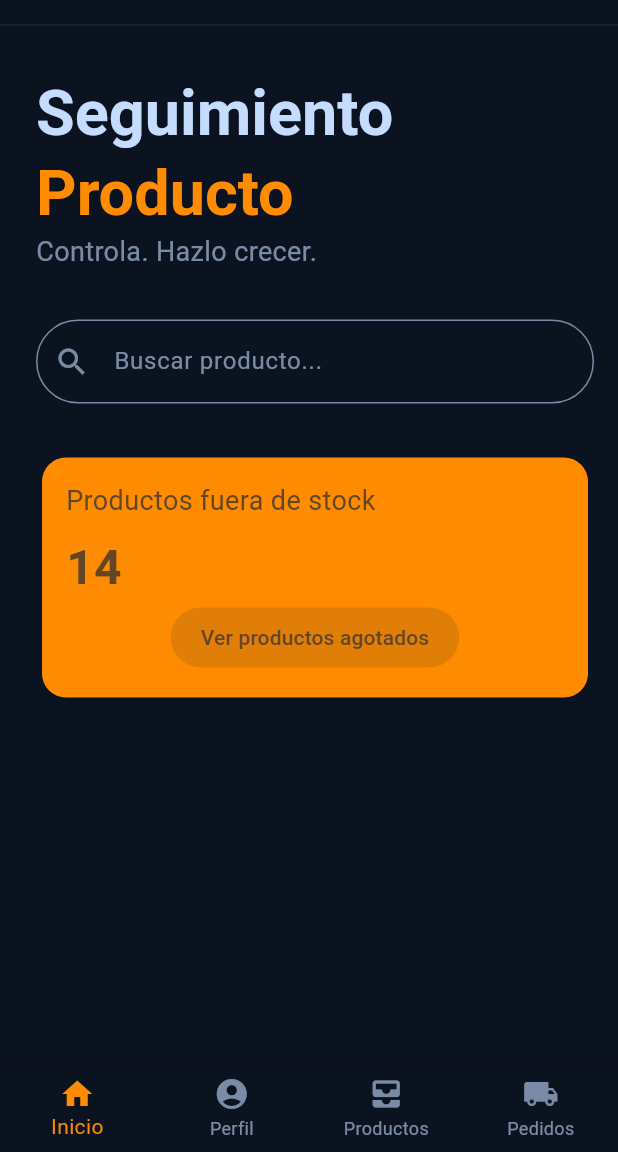
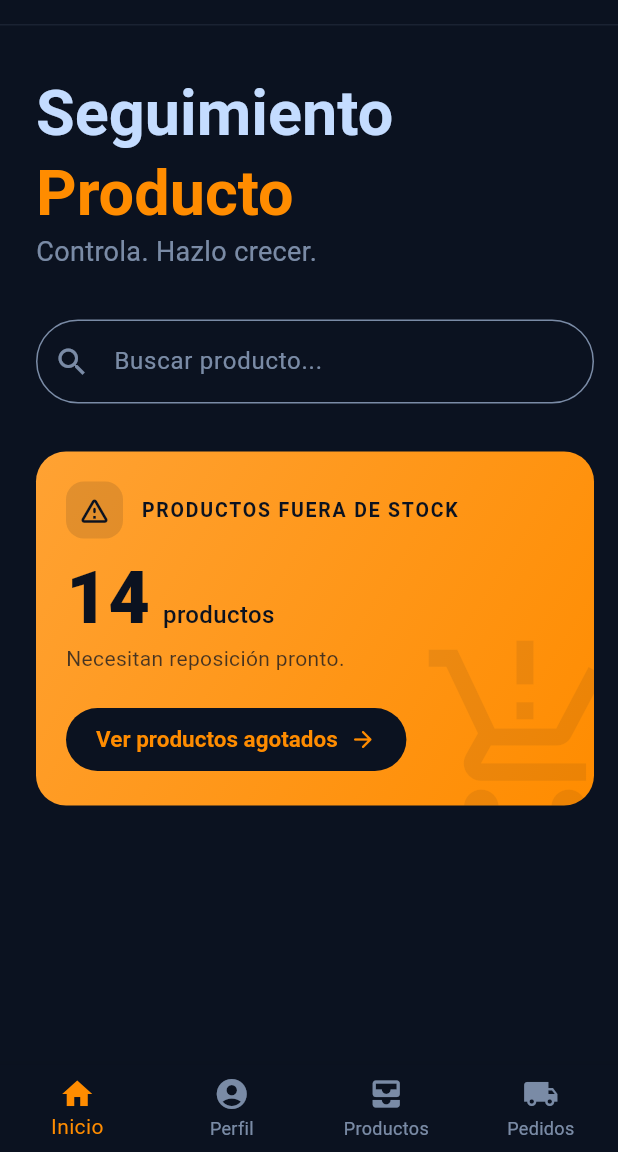
Before and after one commit to TAMOM-dev/coma, a Flutter app: the MainShell screen opened by its route, on a phone screen of 412 x 824 dp, the part 84-1236 px from its top. Run offline on Flutter 3.47's test engine with Material 3 defaults, Android fonts, the phone set to English and light mode, and no system bars.

Commit message:
info panel card ui changed

```diff
--- a/lib/core/widgets/main_shell.dart
+++ b/lib/core/widgets/main_shell.dart
@@ -6,6 +6,11 @@ class MainShell extends StatefulWidget {
   final List<String> titles;
   const MainShell({super.key, required this.pages, required this.titles});
 
+  //* Switches the shell to the tab showing a screen of type T, e.g. selectPage<ProductsScreen>(context)
+  static void selectPage<T extends Widget>(BuildContext context) {
+    context.findAncestorStateOfType<_MainShellState>()?._selectPage<T>();
+  }
+
 
   @override
   State<StatefulWidget> createState() => _MainShellState();
@@ -13,6 +18,11 @@ class MainShell extends StatefulWidget {
 
 class _MainShellState extends State<MainShell> {
   int _selectedIndex = 0;
+
+  void _selectPage<T extends Widget>() {
+    final index = widget.pages.indexWhere((page) => page is T);
+    if (index != -1) setState(() => _selectedIndex = index);
+  }
 
   @override
   Widget build(BuildContext context) {
--- a/lib/features/home/screens/products_screen.dart
+++ b/lib/features/home/screens/products_screen.dart
@@ -1,3 +1,4 @@
+import 'package:coma/core/widgets/main_shell.dart';
 import 'package:coma/data/models/product.dart';
 import 'package:coma/features/home/widgets/add_product_button.dart';
 import 'package:coma/features/home/widgets/add_product_dialog.dart';
@@ -8,6 +9,15 @@ import 'package:flutter/material.dart';
 
 class ProductsScreen extends StatefulWidget {
   const ProductsScreen({super.key});
+
+  //* Bumped to ask the screen to expand the out of stock list
+  static final _outOfStockRequests = ValueNotifier<int>(0);
+
+  //* Goes to the products tab with the out of stock list expanded
+  static void showOutOfStock(BuildContext context) {
+    MainShell.selectPage<ProductsScreen>(context);
+    _outOfStockRequests.value++;
+  }
 
   @override
   State<ProductsScreen> createState() => _ProductsScreenState();
@@ -28,6 +38,30 @@ class _ProductsScreenState extends State<ProductsScreen> {
   bool _showProducts = false;
   bool _showOutOfStock = false;
   bool _showOrdered = false;
+
+  final _outOfStockKey = GlobalKey();
+
+  @override
+  void initState() {
+    super.initState();
+    ProductsScreen._outOfStockRequests.addListener(_expandOutOfStock);
+  }
+
+  @override
+  void dispose() {
+    ProductsScreen._outOfStockRequests.removeListener(_expandOutOfStock);
+    super.dispose();
+  }
+
+  void _expandOutOfStock() {
+    setState(() => _showOutOfStock = true);
+    //* Scroll the panel into view once the list is laid out
+    WidgetsBinding.instance.addPostFrameCallback((_) {
+      final panelContext = _outOfStockKey.currentContext;
+      if (panelContext == null) return;
+      Scrollable.ensureVisible(panelContext, duration: const Duration(milliseconds: 300), curve: Curves.easeInOut);
+    });
+  }
 
   List<Product> _byStatus(ProductStatus status) =>
       _products.where((product) => product.status == status).toList();
@@ -70,6 +104,7 @@ class _ProductsScreenState extends State<ProductsScreen> {
           _ExpandableProductList(visible: _showProducts, products: _products),
           const SizedBox(height: 12),
           StatPanel(
+            key: _outOfStockKey,
             label: 'Out of Stock',
             value: '${outOfStock.length}',
             valueColor: Theme.of(context).colorScheme.primary, // número naranja
--- a/lib/features/home/widgets/info_panel_card.dart
+++ b/lib/features/home/widgets/info_panel_card.dart
@@ -1,3 +1,5 @@
+import 'package:coma/core/theme/app_colors.dart';
+import 'package:coma/features/home/screens/products_screen.dart';
 import 'package:coma/features/home/widgets/view_low_stock_button.dart';
 import 'package:flutter/material.dart';
 
@@ -6,37 +8,91 @@ class InfoPanelCard extends StatelessWidget{
 
   @override
   Widget build(BuildContext context) {
-    final theme = Theme.of(context);
+    //* Dark navy on orange for contrast
+    const foreground = AppColors.background;
 
-    return SizedBox(
+    return Container(
       width: double.infinity,
-      child: Card(
-        color: theme.colorScheme.primaryContainer,
-        child: Padding(
-          padding: const EdgeInsets.all(16.0),
+      clipBehavior: Clip.antiAlias,
+      decoration: BoxDecoration(
+        borderRadius: BorderRadius.circular(20),
+        gradient: const LinearGradient(
+          begin: Alignment.topLeft,
+          end: Alignment.bottomRight,
+          colors: [Color(0xFFFFA233), AppColors.primary],
+        ),
+      ),
+      child: Stack(
+        children: [
+          //* Decorative background icon
+          Positioned(
+            right: -24,
+            bottom: -24,
+            child: Icon(
+              Icons.production_quantity_limits,
+              size: 140,
+              color: foreground.withValues(alpha: 0.08),
+            ),
+          ),
+          Padding(
+            padding: const EdgeInsets.all(20),
             child: Column(
               crossAxisAlignment: CrossAxisAlignment.start,
               //*Card information
               children: [
-              Text('Productos fuera de stock', style: TextStyle(color: theme.colorScheme.onPrimaryContainer),),
-              const SizedBox(height: 8),
-              Text(
-                '14',
+                Row(
+                  children: [
+                    Container(
+                      padding: const EdgeInsets.all(8),
+                      decoration: BoxDecoration(
+                        color: foreground.withValues(alpha: 0.12),
+                        borderRadius: BorderRadius.circular(12),
+                      ),
+                      child: const Icon(Icons.warning_amber_rounded, color: foreground, size: 22),
+                    ),
+                    const SizedBox(width: 12),
+                    const Expanded(
+                      child: Text(
+                        'PRODUCTOS FUERA DE STOCK',
                         style: TextStyle(
-                  fontSize: 32,
-                  fontWeight: FontWeight.bold,
-                  color: theme.colorScheme.onPrimaryContainer,
+                          color: foreground,
+                          fontSize: 13,
+                          fontWeight: FontWeight.w700,
+                          letterSpacing: 1.2,
                         ),
                       ),
+                    ),
+                  ],
+                ),
+                const SizedBox(height: 16),
+                //TODO: Replace with out of stock count from data source
+                const Text.rich(
+                  TextSpan(
+                    children: [
+                      TextSpan(
+                        text: '14',
+                        style: TextStyle(fontSize: 48, fontWeight: FontWeight.w800, height: 1),
+                      ),
+                      TextSpan(
+                        text: '  productos',
+                        style: TextStyle(fontSize: 16, fontWeight: FontWeight.w500),
+                      ),
+                    ],
+                  ),
+                  style: TextStyle(color: foreground),
+                ),
+                const SizedBox(height: 6),
+                Text(
+                  'Necesitan reposición pronto.',
+                  style: TextStyle(color: foreground.withValues(alpha: 0.75), fontSize: 14),
+                ),
+                const SizedBox(height: 20),
                 //*Out of stock Button
-              Center(
-                child: ViewLowStockButton(onPressed: (){
-                  //TODO: Add view button implementation
-                }),
-              )
+                ViewLowStockButton(onPressed: () => ProductsScreen.showOutOfStock(context)),
               ],
             ),
           ),
+        ],
       ),
     );
   }
--- a/lib/features/home/widgets/view_low_stock_button.dart
+++ b/lib/features/home/widgets/view_low_stock_button.dart
@@ -1,3 +1,4 @@
+import 'package:coma/core/theme/app_colors.dart';
 import 'package:flutter/material.dart';
 
 class ViewLowStockButton extends StatelessWidget{
@@ -6,20 +7,19 @@ class ViewLowStockButton extends StatelessWidget{
 
   @override
   Widget build(BuildContext context) {
-    final theme = Theme.of(context);
-
-    return ElevatedButton(
+    return ElevatedButton.icon(
       onPressed: onPressed,
       style: ElevatedButton.styleFrom(
-        backgroundColor: theme.colorScheme.onPrimaryContainer.withValues(alpha: 0.2),
-        foregroundColor: theme.colorScheme.onPrimaryContainer,
+        backgroundColor: AppColors.background,
+        foregroundColor: AppColors.primary,
         elevation: 0,
-        shape: RoundedRectangleBorder(
-          borderRadius: BorderRadius.circular(20),
-        ),
-        padding: const EdgeInsets.symmetric(horizontal: 20, vertical: 10),
+        shape: const StadiumBorder(),
+        padding: const EdgeInsets.symmetric(horizontal: 20, vertical: 12),
+        textStyle: const TextStyle(fontSize: 15, fontWeight: FontWeight.w600),
       ),
-      child: const Text('Ver productos agotados'),
+      iconAlignment: IconAlignment.end,
+      icon: const Icon(Icons.arrow_forward_rounded, size: 18),
+      label: const Text('Ver productos agotados'),
     );
   }
 }
```
Lines whose indentation alone changed are shown as unchanged.
